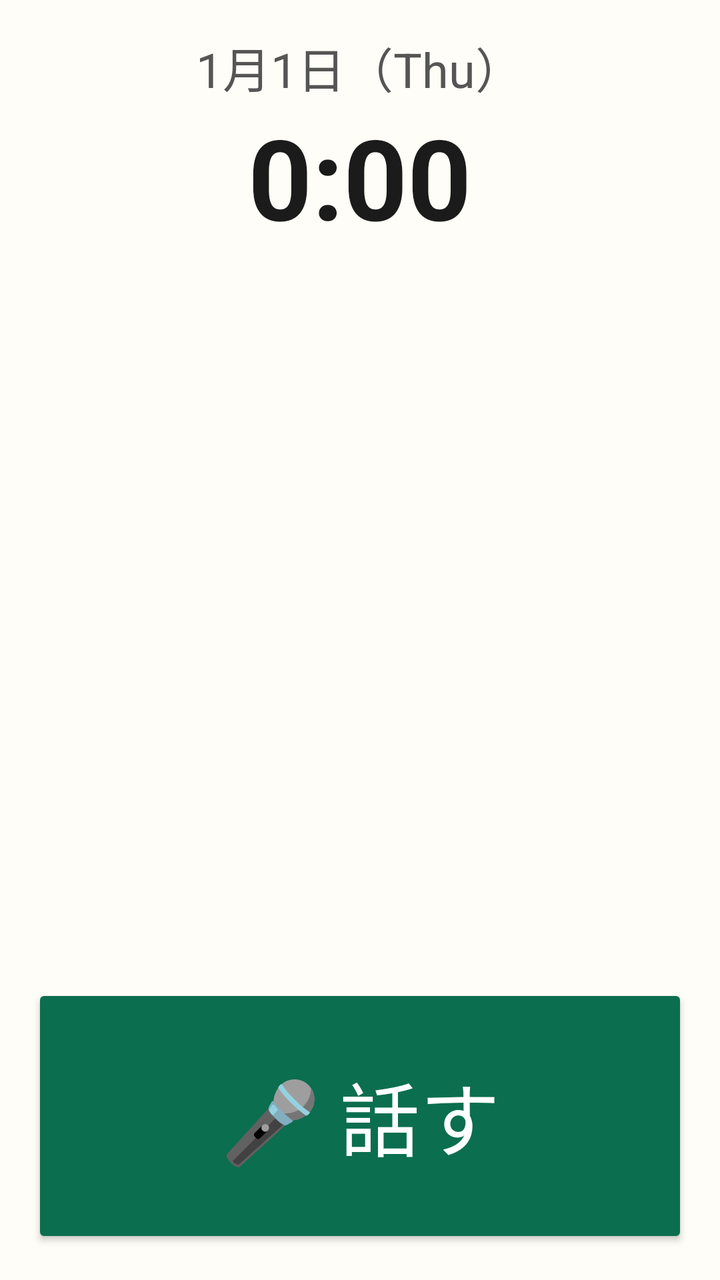
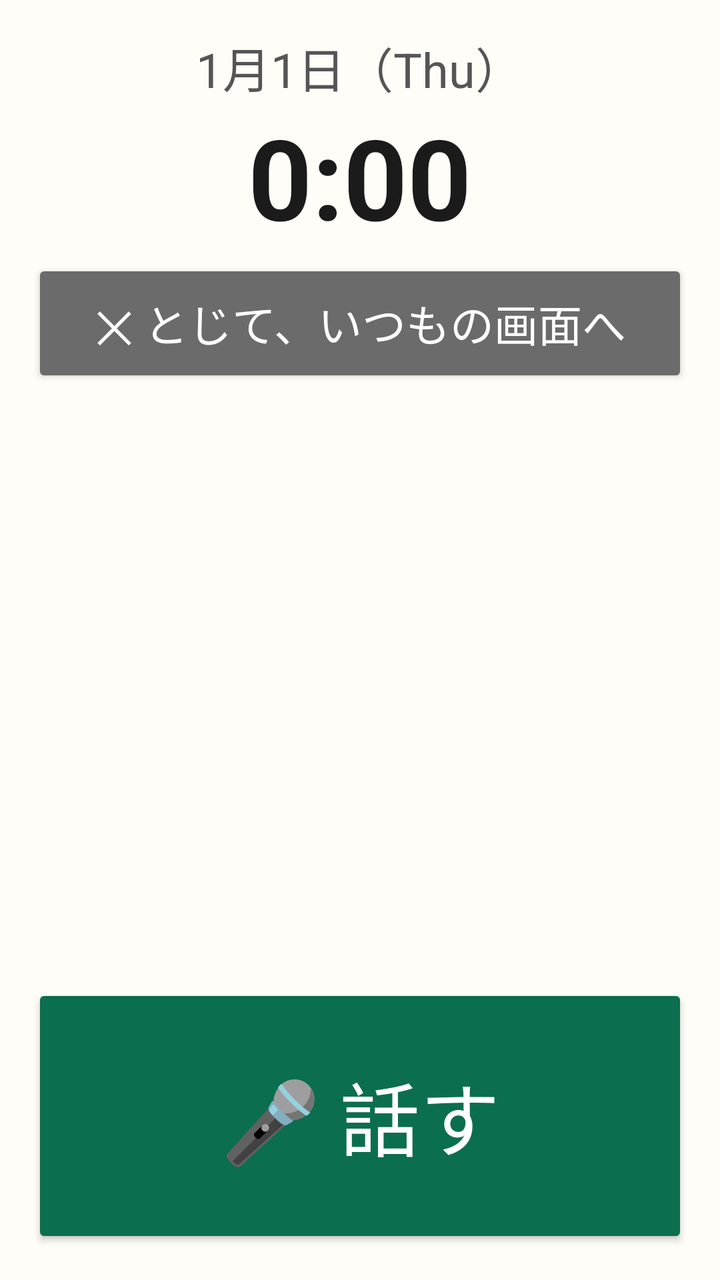

The first picture is an Android layout as it rendered before a commit; the second is the same layout after the commit. The layout source and the unified diff follow.
<!-- AndroidManifest.xml: application theme AppTheme -->
<!-- res/layout/activity_main.xml -->
<?xml version="1.0" encoding="utf-8"?>
<LinearLayout xmlns:android="http://schemas.android.com/apk/res/android"
    android:layout_width="match_parent"
    android:layout_height="match_parent"
    android:fitsSystemWindows="true"
    android:orientation="vertical"
    android:padding="16dp">

    
    <LinearLayout
        android:id="@+id/clockArea"
        android:layout_width="match_parent"
        android:layout_height="wrap_content"
        android:gravity="center_horizontal"
        android:orientation="vertical">

        <TextClock
            android:layout_width="wrap_content"
            android:layout_height="wrap_content"
            android:format12Hour="M月d日（E）"
            android:format24Hour="M月d日（E）"
            android:textColor="@color/sub"
            android:textSize="24sp" />

        <TextClock
            android:layout_width="wrap_content"
            android:layout_height="wrap_content"
            android:format12Hour="H:mm"
            android:format24Hour="H:mm"
            android:textColor="@color/ink"
            android:textSize="56sp"
            android:textStyle="bold" />
    </LinearLayout>

    
    <FrameLayout
        android:layout_width="match_parent"
        android:layout_height="0dp"
        android:layout_marginTop="8dp"
        android:layout_weight="1">

        <ScrollView
            android:id="@+id/homePanel"
            android:layout_width="match_parent"
            android:layout_height="match_parent"
            android:fillViewport="true">

            <LinearLayout
                android:layout_width="match_parent"
                android:layout_height="wrap_content"
                android:orientation="vertical">

                <TextView
                    android:id="@+id/listHeader"
                    android:layout_width="match_parent"
                    android:layout_height="wrap_content"
                    android:paddingBottom="8dp"
                    android:textColor="@color/sub"
                    android:textSize="22sp" />

                <LinearLayout
                    android:id="@+id/contactList"
                    android:layout_width="match_parent"
                    android:layout_height="wrap_content"
                    android:orientation="vertical" />
            </LinearLayout>
        </ScrollView>

        <LinearLayout
            android:id="@+id/photoPanel"
            android:layout_width="match_parent"
            android:layout_height="match_parent"
            android:background="#000000"
            android:orientation="vertical"
            android:visibility="gone">

            <TextView
                android:id="@+id/photoInfo"
                android:layout_width="match_parent"
                android:layout_height="wrap_content"
                android:gravity="center"
                android:padding="6dp"
                android:textColor="@color/white"
                android:textSize="20sp" />

            <ImageView
                android:id="@+id/photo"
                android:layout_width="match_parent"
                android:layout_height="0dp"
                android:layout_weight="1"
                android:contentDescription="写真"
                android:scaleType="fitCenter" />

            <LinearLayout
                android:layout_width="match_parent"
                android:layout_height="wrap_content"
                android:orientation="horizontal">

                <Button
                    android:id="@+id/photoPrev"
                    android:layout_width="0dp"
                    android:layout_height="72dp"
                    android:layout_weight="1"
                    android:text="◀ 前"
                    android:textSize="24sp" />

                <Button
                    android:id="@+id/photoClose"
                    android:layout_width="0dp"
                    android:layout_height="72dp"
                    android:layout_weight="1"
                    android:text="とじる"
                    android:textSize="24sp" />

                <Button
                    android:id="@+id/photoNext"
                    android:layout_width="0dp"
                    android:layout_height="72dp"
                    android:layout_weight="1"
                    android:text="次 ▶"
                    android:textSize="24sp" />
            </LinearLayout>
        </LinearLayout>
    </FrameLayout>

    
    <TextView
        android:id="@+id/message"
        android:layout_width="match_parent"
        android:layout_height="wrap_content"
        android:layout_marginTop="8dp"
        android:gravity="center"
        android:minLines="2"
        android:textColor="@color/ink"
        android:textSize="26sp"
        android:textStyle="bold" />

    <TextView
        android:id="@+id/heard"
        android:layout_width="match_parent"
        android:layout_height="wrap_content"
        android:gravity="center"
        android:maxLines="2"
        android:textColor="@color/sub"
        android:textSize="20sp" />

    <LinearLayout
        android:id="@+id/confirmRow"
        android:layout_width="match_parent"
        android:layout_height="wrap_content"
        android:layout_marginTop="8dp"
        android:orientation="horizontal"
        android:visibility="gone">

        <Button
            android:id="@+id/yes"
            android:layout_width="0dp"
            android:layout_height="96dp"
            android:layout_weight="1"
            android:backgroundTint="@color/yes"
            android:text="はい"
            android:textColor="@color/white"
            android:textSize="34sp" />

        <Button
            android:id="@+id/no"
            android:layout_width="0dp"
            android:layout_height="96dp"
            android:layout_weight="1"
            android:backgroundTint="@color/no"
            android:text="いいえ"
            android:textColor="@color/white"
            android:textSize="34sp" />
    </LinearLayout>

    <Button
        android:id="@+id/talk"
        android:layout_width="match_parent"
        android:layout_height="132dp"
        android:layout_marginTop="8dp"
        android:backgroundTint="@color/talk"
        android:text="🎤 話す"
        android:textColor="@color/white"
        android:textSize="40sp" />
</LinearLayout>
<!-- resources referenced by this layout -->
<resources>
  <color name="ink">#1B1B1B</color>
  <color name="no">#6B6B6B</color>
  <color name="sub">#555555</color>
  <color name="talk">#0B6E4F</color>
  <color name="white">#FFFFFF</color>
  <color name="yes">#0B6E4F</color>
  <style name="AppTheme" parent="android:Theme.Material.Light.NoActionBar">
          <item name="android:windowBackground">@color/bg</item>
          <item name="android:statusBarColor">@color/bg</item>
          <item name="android:navigationBarColor">@color/bg</item>
          <item name="android:windowLightStatusBar">true</item>
          <item name="android:colorAccent">@color/talk</item>
      </style>
  <color name="bg">#FFFDF7</color>
</resources>

<!-- the commit's change to res/layout/activity_main.xml (unified diff, before → after) -->
@@ -32,6 +32,16 @@
             android:textStyle="bold" />
     </LinearLayout>
 
+    <Button
+        android:id="@+id/exit"
+        android:layout_width="match_parent"
+        android:layout_height="64dp"
+        android:layout_marginTop="4dp"
+        android:backgroundTint="@color/no"
+        android:text="✕ とじて、いつもの画面へ"
+        android:textColor="@color/white"
+        android:textSize="22sp" />
+
     
     <FrameLayout
         android:layout_width="match_parent"
@@ -119,6 +129,59 @@
                     android:layout_weight="1"
                     android:text="次 ▶"
                     android:textSize="24sp" />
+            </LinearLayout>
+        </LinearLayout>
+
+        
+        <LinearLayout
+            android:id="@+id/webPanel"
+            android:layout_width="match_parent"
+            android:layout_height="match_parent"
+            android:orientation="vertical"
+            android:visibility="gone">
+
+            <WebView
+                android:id="@+id/web"
+                android:layout_width="match_parent"
+                android:layout_height="0dp"
+                android:layout_weight="1" />
+
+            <LinearLayout
+                android:layout_width="match_parent"
+                android:layout_height="wrap_content"
+                android:orientation="horizontal">
+
+                <Button
+                    android:id="@+id/webUp"
+                    android:layout_width="0dp"
+                    android:layout_height="72dp"
+                    android:layout_weight="1"
+                    android:text="▲ 上"
+                    android:textSize="22sp" />
+
+                <Button
+                    android:id="@+id/webDown"
+                    android:layout_width="0dp"
+                    android:layout_height="72dp"
+                    android:layout_weight="1"
+                    android:text="▼ 下"
+                    android:textSize="22sp" />
+
+                <Button
+                    android:id="@+id/webBack"
+                    android:layout_width="0dp"
+                    android:layout_height="72dp"
+                    android:layout_weight="1"
+                    android:text="◀ 前"
+                    android:textSize="22sp" />
+
+                <Button
+                    android:id="@+id/webClose"
+                    android:layout_width="0dp"
+                    android:layout_height="72dp"
+                    android:layout_weight="1"
+                    android:text="とじる"
+                    android:textSize="22sp" />
             </LinearLayout>
         </LinearLayout>
     </FrameLayout>
